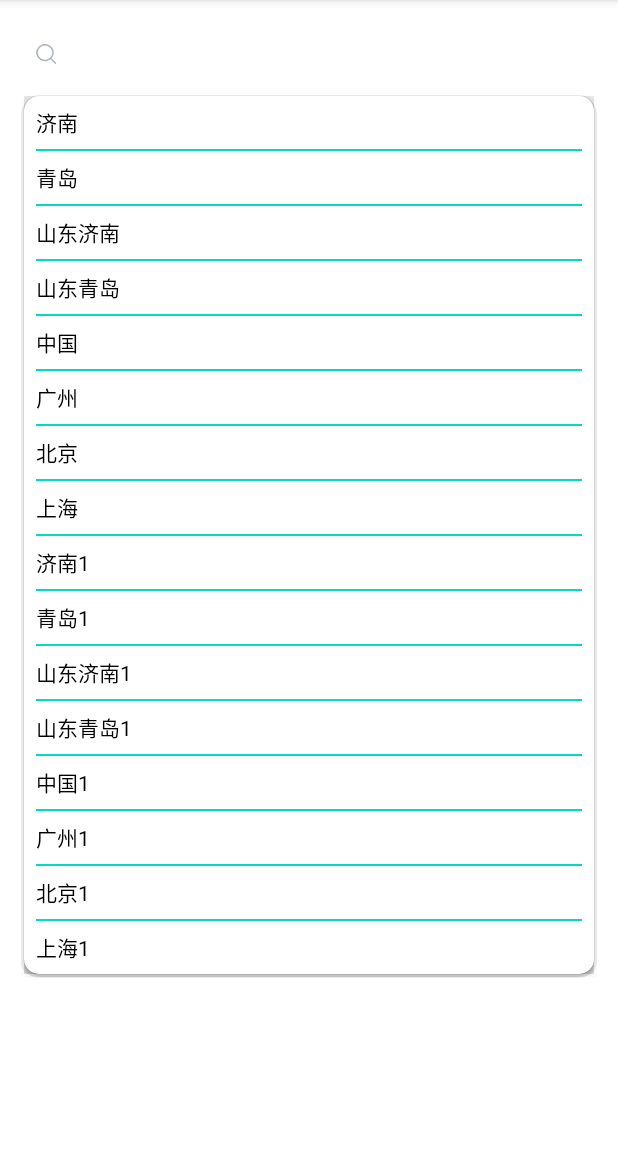
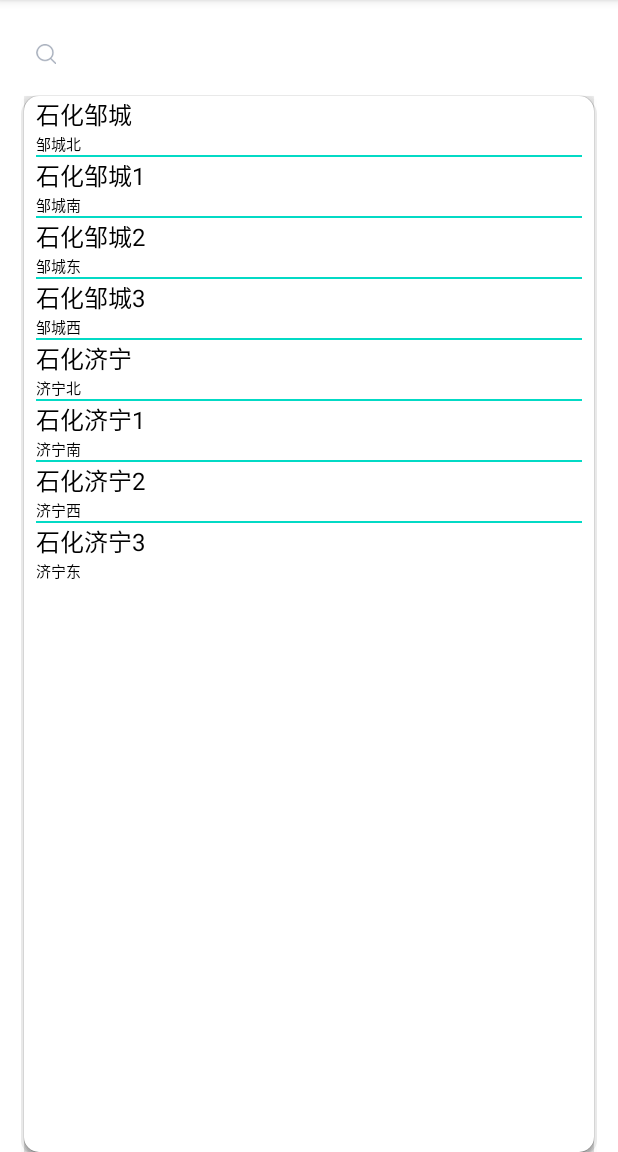
Before and after one commit to Don-Lee/DonArms, an Android app: the HighlightSearchActivity screen opened directly, with no data from a screen before it, on a phone screen of 412 x 824 dp, the part 84-1236 px from its top. Run offline under Robolectric (Android 15) with nearby library versions, the phone set to English and light mode, and no system bars.

Commit message:
fea: highlight search view 2.0,multi-type content

```diff
--- a/app/src/main/java/cn/rjgc/donarms/adapter/AutoCompleteTextAdapter.java
+++ b/app/src/main/java/cn/rjgc/donarms/adapter/AutoCompleteTextAdapter.java
@@ -15,11 +15,14 @@ import android.widget.LinearLayout;
 import android.widget.TextView;
 
 import java.util.ArrayList;
+import java.util.Arrays;
+import java.util.List;
 
 import cn.rjgc.commonlib.util.PixelUtil;
 import cn.rjgc.commonlib.util.Util;
 import cn.rjgc.commonlib.util.eventbus.LiveDataBus;
 import cn.rjgc.donarms.R;
+import cn.rjgc.donarms.bean.OilStationBean;
 import cn.rjgc.donarms.util.EventType;
 
 /**
@@ -28,7 +31,7 @@ import cn.rjgc.donarms.util.EventType;
  * @author Don
  */
 public class AutoCompleteTextAdapter extends BaseAdapter implements Filterable {
-  private String[] mData;
+    private List<OilStationBean> mData;
 
     private Context mContext;
 
@@ -40,7 +43,7 @@ public class AutoCompleteTextAdapter extends BaseAdapter implements Filterable {
      */
     private String tempKeyString;
 
-  public AutoCompleteTextAdapter(String[] data, Context context) {
+    public AutoCompleteTextAdapter(List<OilStationBean> data, Context context) {
         super();
         this.mData = data;
         this.mContext = context;
@@ -48,12 +51,12 @@ public class AutoCompleteTextAdapter extends BaseAdapter implements Filterable {
 
     @Override
     public int getCount() {
-    return mData.length;
+        return mData.size();
     }
 
     @Override
-  public Object getItem(int position) {
-    return mData[position];
+    public OilStationBean getItem(int position) {
+        return mData.get(position);
     }
 
     @Override
@@ -69,13 +72,15 @@ public class AutoCompleteTextAdapter extends BaseAdapter implements Filterable {
                     .inflate(R.layout.item_dropdown_view, parent, false);
             viewHolder = new ViewHolder();
             viewHolder.textView = convertView.findViewById(R.id.tv_value);
+            viewHolder.address = convertView.findViewById(R.id.tv_address);
             viewHolder.bottomLine = convertView.findViewById(R.id.tv_bottom_line);
-      viewHolder.textView.setTextColor(Util.getColor(convertView.getContext(),R.color.black));
+            viewHolder.textView.setTextColor(Util.getColor(convertView.getContext(), R.color.black));
+            viewHolder.address.setTextColor(Util.getColor(convertView.getContext(), R.color.black));
             convertView.setTag(viewHolder);
         } else {
             viewHolder = (ViewHolder) convertView.getTag();
         }
-    String temp1 = mData[position];
+        String temp1 = mData.get(position).getName();
         SpannableString spannableString = new SpannableString(temp1);
         if (!TextUtils.isEmpty(temp1) && !TextUtils.isEmpty(tempKeyString)) {
             spannableString.setSpan(new ForegroundColorSpan(Util.getColor(viewHolder.textView.getContext(), R.color.teal_200)),
@@ -83,7 +88,8 @@ public class AutoCompleteTextAdapter extends BaseAdapter implements Filterable {
                     temp1.indexOf(tempKeyString) + tempKeyString.length(), Spanned.SPAN_INCLUSIVE_INCLUSIVE);
         }
         viewHolder.textView.setText(spannableString);
-    if (position >= mData.length - 1) {
+        viewHolder.address.setText(mData.get(position).getAddress());
+        if (position >= mData.size() - 1) {
             viewHolder.bottomLine.setVisibility(View.GONE);
         } else {
             viewHolder.bottomLine.setVisibility(View.VISIBLE);
@@ -101,11 +107,17 @@ public class AutoCompleteTextAdapter extends BaseAdapter implements Filterable {
     }
 
     class ReceiverFilter extends Filter {
-    private String[] strsContains;
+        private OilStationBean[] strsContains;
 
         public ReceiverFilter() {
             super();
-      strsContains = mData;
+            if (strsContains == null) {
+                strsContains = new OilStationBean[mData.size()];
+            }
+            for (int i = 0; i < mData.size(); i++) {
+                strsContains[i] = mData.get(i);
+            }
+
         }
 
         /**
@@ -117,18 +129,18 @@ public class AutoCompleteTextAdapter extends BaseAdapter implements Filterable {
             FilterResults result = new FilterResults();
 
             // 定义一个集合来保存数组中存在的关键字的字符串
-      ArrayList<String> strsTemp = new ArrayList<String>();
+            ArrayList<OilStationBean> strsTemp = new ArrayList<OilStationBean>();
 
             // 在这里可以获取autoCompeted中输入的信息
             // 把字符串中包含这个关键字的item返回给adapter.
             if (null != constraint && constraint.length() > 0) {
                 for (int i = 0; i < strsContains.length; i++) {
-          String tempstr = strsContains[i];
+                    String tempstr = strsContains[i].getName();
                     // 同一做大小写的处理
                     if (tempstr.toLowerCase().contains(constraint.toString()
                             .toLowerCase()))// 包含关键字的添加进去
                     {
-            strsTemp.add(tempstr);
+                        strsTemp.add(strsContains[i]);
                     }
                 }
                 result.values = strsTemp;
@@ -145,12 +157,12 @@ public class AutoCompleteTextAdapter extends BaseAdapter implements Filterable {
         @Override
         protected void publishResults(CharSequence constraint, FilterResults results) {
 
-      ArrayList<String> tempList = (ArrayList<String>) results.values;
+            ArrayList<OilStationBean> tempList = (ArrayList<OilStationBean>) results.values;
             if (null != tempList) {
                 // if (tempList.size() <= 0) {
                 // LiveDataBus.get().with(EventType.CLOSE_DIALOG, Boolean.class).postValue(true);
                 // } else {
-        mData = tempList.toArray(new String[tempList.size()]);
+                mData = tempList;
                 // 这个时候输入的关键字
                 tempKeyString = constraint.toString();
                 notifyDataSetChanged();
@@ -158,7 +170,7 @@ public class AutoCompleteTextAdapter extends BaseAdapter implements Filterable {
                 // }
             } else {
                 tempKeyString = "";
-        mData = strsContains;
+                mData = Arrays.asList(strsContains);
                 notifyDataSetChanged();
                 LiveDataBus.get().with(EventType.CLOSE_DIALOG, Boolean.class).postValue(false);
             }
@@ -169,6 +181,7 @@ public class AutoCompleteTextAdapter extends BaseAdapter implements Filterable {
 
     class ViewHolder {
         private TextView textView;
+        private TextView address;
         private View bottomLine;
     }
 }
--- /dev/null
+++ b/app/src/main/java/cn/rjgc/donarms/bean/OilStationBean.java
@@ -0,0 +1,32 @@
+package cn.rjgc.donarms.bean;
+
+/**
+ * Date 2021/12/1
+ *
+ * @author Don
+ */
+public class OilStationBean {
+    private String name;
+    private String address;
+
+    public OilStationBean(String name, String address) {
+        this.name = name;
+        this.address = address;
+    }
+
+    public String getName() {
+        return name;
+    }
+
+    public void setName(String name) {
+        this.name = name;
+    }
+
+    public String getAddress() {
+        return address;
+    }
+
+    public void setAddress(String address) {
+        this.address = address;
+    }
+}
--- a/app/src/main/java/cn/rjgc/donarms/view/HighlightSearchActivity.java
+++ b/app/src/main/java/cn/rjgc/donarms/view/HighlightSearchActivity.java
@@ -4,6 +4,7 @@ import androidx.annotation.NonNull;
 import androidx.appcompat.app.AppCompatActivity;
 import androidx.appcompat.widget.AppCompatAutoCompleteTextView;
 
+import android.content.Intent;
 import android.os.Bundle;
 import android.text.Editable;
 import android.text.TextUtils;
@@ -16,6 +17,8 @@ import android.widget.TextView;
 import java.lang.reflect.Field;
 import java.lang.reflect.InvocationTargetException;
 import java.lang.reflect.Method;
+import java.util.ArrayList;
+import java.util.List;
 
 import cn.rjgc.commonlib.util.DisplayMetricsHolder;
 import cn.rjgc.commonlib.util.PixelUtil;
@@ -24,6 +27,7 @@ import cn.rjgc.commonlib.util.eventbus.LiveDataBus;
 import cn.rjgc.commonlib.util.shake.OnAntiShakeClickListener;
 import cn.rjgc.donarms.R;
 import cn.rjgc.donarms.adapter.AutoCompleteTextAdapter;
+import cn.rjgc.donarms.bean.OilStationBean;
 import cn.rjgc.donarms.databinding.ActivityHighlightSearchBinding;
 import cn.rjgc.donarms.util.EventType;
 
@@ -33,29 +37,32 @@ import cn.rjgc.donarms.util.EventType;
 public class HighlightSearchActivity extends AppCompatActivity {
     private ActivityHighlightSearchBinding binding;
     private AutoCompleteTextAdapter adapter;
-    String[] mdata = new String[]{
+    /*String[] mdata = new String[]{
             "济南", "青岛", "山东济南", "山东青岛", "中国", "广州", "北京", "上海",
             "济南1", "青岛1", "山东济南1", "山东青岛1", "中国1", "广州1", "北京1", "上海1"
-    };
+    };*/
+
+    private List<OilStationBean> mList = new ArrayList<>();
 
     @Override
     protected void onCreate(Bundle savedInstanceState) {
         super.onCreate(savedInstanceState);
         binding = ActivityHighlightSearchBinding.inflate(getLayoutInflater());
         setContentView(binding.getRoot());
+        initData();
         DisplayMetricsHolder.initDisplayMetricsIfNotInitialized(getApplicationContext());
         //最小值为1，表示输入几个字后开始匹配
         binding.actv.setThreshold(1);
         binding.actv.setDropDownVerticalOffset((int) PixelUtil.toPixelFromDIP(8));
         binding.actv.setDropDownBackgroundResource(R.drawable.white_bg_corner5);
-        adapter = new AutoCompleteTextAdapter(mdata, this);
+        adapter = new AutoCompleteTextAdapter(mList, this);
         //为自动完成文本框设置适配器
         binding.actv.setAdapter(adapter);
         binding.actv.setOnClickListener(new OnAntiShakeClickListener() {
             @Override
             public void onAntiShakeClick(View view) {
                 AppCompatAutoCompleteTextView v = (AppCompatAutoCompleteTextView) view;
-                if (!Util.isEmpty(mdata)) {
+                if (!Util.isEmpty(mList)) {
                     v.showDropDown();
                 }
             }
@@ -64,6 +71,9 @@ public class HighlightSearchActivity extends AppCompatActivity {
             if (hasFocus) {
                 binding.actv.showDropDown();
             }
+        });
+        binding.actv.setOnItemClickListener((parent, view, position, id) -> {
+           binding.actv.setText(adapter.getItem(position).getName());
         });
 
         LiveDataBus.get().with(EventType.CLOSE_DIALOG, Boolean.class).observe(this, isClose -> {
@@ -77,6 +87,17 @@ public class HighlightSearchActivity extends AppCompatActivity {
                 // setAlwaysVisible(getListPopupWindow(binding.receiver));
             }
         });
+    }
+
+    private void initData() {
+        mList.add(new OilStationBean("石化邹城","邹城北"));
+        mList.add(new OilStationBean("石化邹城1","邹城南"));
+        mList.add(new OilStationBean("石化邹城2","邹城东"));
+        mList.add(new OilStationBean("石化邹城3","邹城西"));
+        mList.add(new OilStationBean("石化济宁","济宁北"));
+        mList.add(new OilStationBean("石化济宁1","济宁南"));
+        mList.add(new OilStationBean("石化济宁2","济宁西"));
+        mList.add(new OilStationBean("石化济宁3","济宁东"));
     }
 
 
--- a/app/src/main/res/layout/item_dropdown_view.xml
+++ b/app/src/main/res/layout/item_dropdown_view.xml
@@ -6,12 +6,24 @@
     <TextView
         android:id="@+id/tv_value"
         android:layout_width="0dp"
-        android:layout_height="35dp"
+        android:layout_height="wrap_content"
         android:gravity="center_vertical"
         android:layout_marginStart="8dp"
         android:layout_marginEnd="8dp"
+        android:textSize="16sp"
         app:layout_constraintStart_toStartOf="parent"
         app:layout_constraintTop_toTopOf="parent"
+        app:layout_constraintEnd_toEndOf="parent"/>
+    <TextView
+        android:id="@+id/tv_address"
+        android:layout_width="0dp"
+        android:layout_height="wrap_content"
+        android:gravity="center_vertical"
+        android:layout_marginStart="8dp"
+        android:layout_marginEnd="8dp"
+        android:textSize="10sp"
+        app:layout_constraintStart_toStartOf="parent"
+        app:layout_constraintTop_toBottomOf="@id/tv_value"
         app:layout_constraintEnd_toEndOf="parent"/>
     <View
         android:id="@+id/tv_bottom_line"
@@ -20,5 +32,5 @@
         android:background="@color/teal_200"
         app:layout_constraintStart_toStartOf="@id/tv_value"
         app:layout_constraintEnd_toEndOf="@id/tv_value"
-        app:layout_constraintTop_toBottomOf="@id/tv_value"/>
+        app:layout_constraintTop_toBottomOf="@id/tv_address"/>
 </androidx.constraintlayout.widget.ConstraintLayout>
--- a/commonLib/src/main/java/cn/rjgc/commonlib/util/Util.java
+++ b/commonLib/src/main/java/cn/rjgc/commonlib/util/Util.java
@@ -6,6 +6,8 @@ import android.graphics.drawable.Drawable;
 
 import androidx.core.content.ContextCompat;
 import androidx.core.content.res.ResourcesCompat;
+
+import java.util.List;
 
 /**
  * Date 2021/10/13
@@ -24,4 +26,8 @@ public class Util {
     public static boolean isEmpty(Object[] array) {
         return array == null || array.length < 1;
     }
+
+    public static <T> boolean isEmpty(List<T> list) {
+        return list == null || list.size() < 1;
+    }
 }
--- /dev/null
+++ b/commonLib/src/main/java/cn/rjgc/commonlib/view/AlertDialogBuilder.java
@@ -0,0 +1,23 @@
+package cn.rjgc.commonlib.view;
+
+import android.content.Context;
+
+import androidx.annotation.NonNull;
+import androidx.appcompat.app.AlertDialog;
+
+import com.google.android.material.dialog.MaterialAlertDialogBuilder;
+
+/**
+ * Date 2021/10/13
+ * 建议使用 MaterialAlertDialogBuilder 可参考material-components-android项目
+ * @author Don
+ */
+public class AlertDialogBuilder extends AlertDialog.Builder {
+    public AlertDialogBuilder(@NonNull Context context) {
+        this(context, 0);
+    }
+
+    public AlertDialogBuilder(@NonNull Context context, int themeResId) {
+        super(context, themeResId);
+    }
+}
```
Lines whose indentation alone changed are shown as unchanged.
